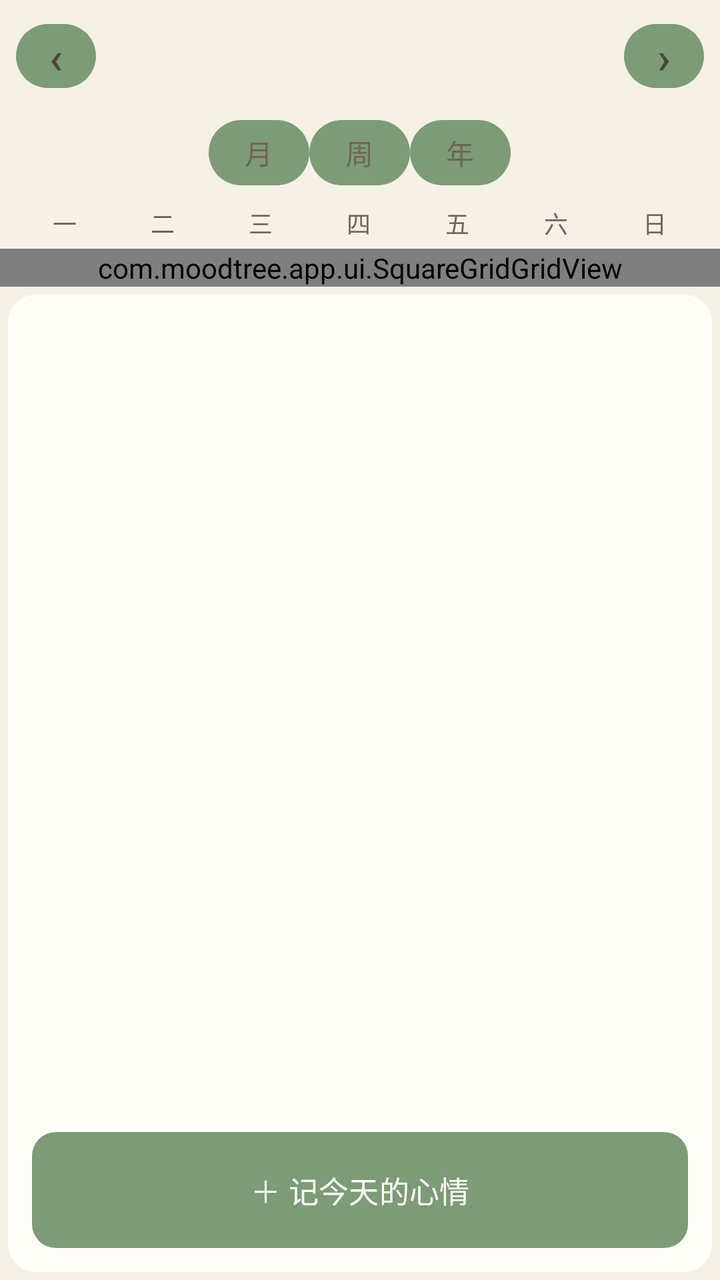
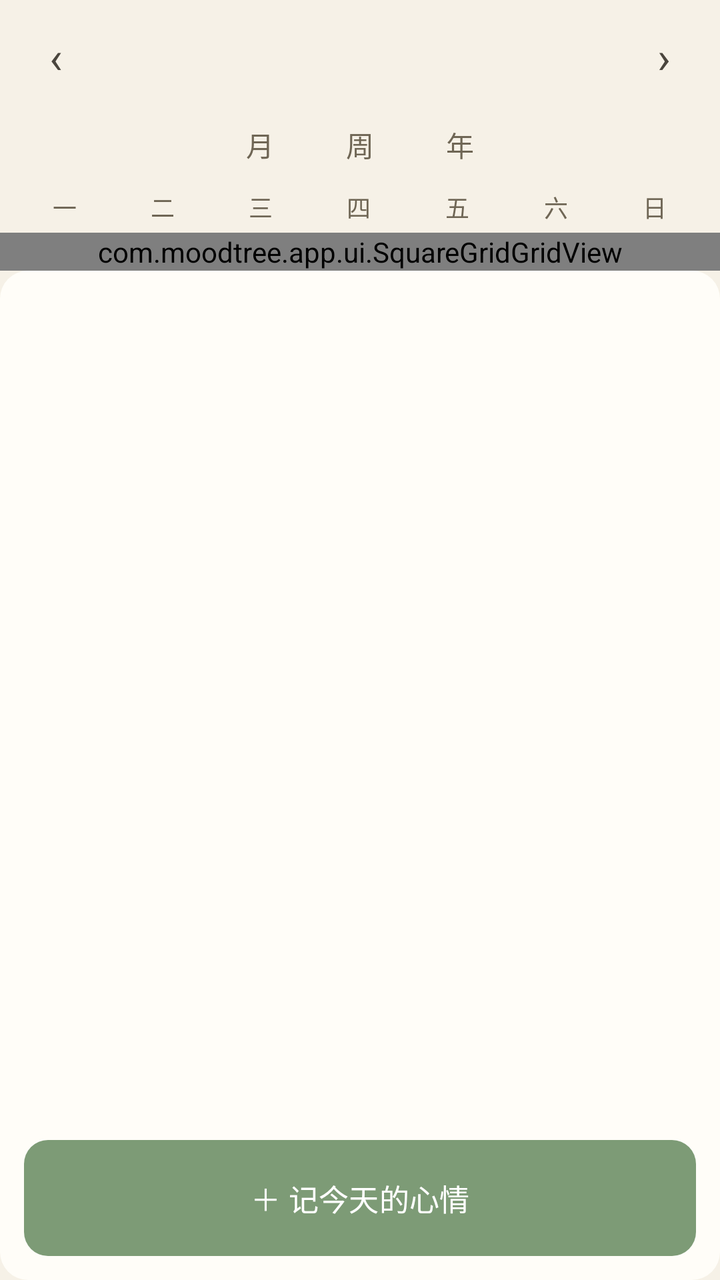

Compare the two renders of this Android layout. The source of the first and the diff that turns it into the second are given below.
<!-- AndroidManifest.xml: application theme Theme.MoodTree -->
<!-- res/layout/fragment_calendar.xml -->
<?xml version="1.0" encoding="utf-8"?>
<LinearLayout xmlns:android="http://schemas.android.com/apk/res/android"
    android:layout_width="match_parent"
    android:layout_height="match_parent"
    android:orientation="vertical"
    android:background="@color/bg">

    
    <LinearLayout
        android:layout_width="match_parent"
        android:layout_height="wrap_content"
        android:orientation="vertical">

        
        <LinearLayout
            android:layout_width="match_parent"
            android:layout_height="wrap_content"
            android:orientation="horizontal"
            android:gravity="center"
            android:padding="8dp"
            android:paddingHorizontal="12dp">

            <Button
                android:id="@+id/btnPrev"
                android:layout_width="40dp"
                android:layout_height="40dp"
                android:text="‹"
                android:textSize="22sp"
                android:padding="0dp"
                android:minWidth="0dp"
                android:minHeight="0dp"
                android:background="@null"
                android:textColor="@color/ink" />

            <TextView
                android:id="@+id/tvMonth"
                android:layout_width="0dp"
                android:layout_height="wrap_content"
                android:layout_weight="1"
                android:gravity="center"
                android:textColor="@color/ink"
                android:textSize="18sp"
                android:textStyle="bold" />

            <Button
                android:id="@+id/btnNext"
                android:layout_width="40dp"
                android:layout_height="40dp"
                android:text="›"
                android:textSize="22sp"
                android:padding="0dp"
                android:minWidth="0dp"
                android:minHeight="0dp"
                android:background="@null"
                android:textColor="@color/ink" />
        </LinearLayout>

        
        <LinearLayout
            android:id="@+id/viewTabs"
            android:layout_width="match_parent"
            android:layout_height="wrap_content"
            android:orientation="horizontal"
            android:gravity="center"
            android:paddingBottom="2dp">

            <Button
                android:id="@+id/btnViewMonth"
                style="@style/ViewTab"
                android:text="月" />

            <Button
                android:id="@+id/btnViewWeek"
                style="@style/ViewTab"
                android:text="周" />

            <Button
                android:id="@+id/btnViewYear"
                style="@style/ViewTab"
                android:text="年" />
        </LinearLayout>

        
        <TextView
            android:id="@+id/tvSync"
            android:layout_width="match_parent"
            android:layout_height="wrap_content"
            android:gravity="center"
            android:paddingVertical="2dp"
            android:textColor="@color/ink_soft"
            android:textSize="11sp"
            android:visibility="gone" />

        
        <LinearLayout
            android:id="@+id/paneMonth"
            android:layout_width="match_parent"
            android:layout_height="wrap_content"
            android:orientation="vertical">

            
            <LinearLayout
                android:layout_width="match_parent"
                android:layout_height="wrap_content"
                android:orientation="horizontal"
                android:paddingHorizontal="8dp">
                <TextView style="@style/WeekHeader" android:text="一" />
                <TextView style="@style/WeekHeader" android:text="二" />
                <TextView style="@style/WeekHeader" android:text="三" />
                <TextView style="@style/WeekHeader" android:text="四" />
                <TextView style="@style/WeekHeader" android:text="五" />
                <TextView style="@style/WeekHeader" android:text="六" />
                <TextView style="@style/WeekHeader" android:text="日" />
            </LinearLayout>

            
            <com.moodtree.app.ui.SquareGridGridView
                android:id="@+id/gridCalendar"
                android:layout_width="match_parent"
                android:layout_height="wrap_content"
                android:numColumns="7"
                android:paddingHorizontal="8dp"
                android:horizontalSpacing="2dp"
                android:verticalSpacing="2dp" />
        </LinearLayout>

        
        <LinearLayout
            android:id="@+id/paneWeek"
            android:layout_width="match_parent"
            android:layout_height="0dp"
            android:layout_weight="1"
            android:orientation="vertical"
            android:visibility="gone">

            <LinearLayout
                android:layout_width="match_parent"
                android:layout_height="wrap_content"
                android:orientation="horizontal"
                android:gravity="center"
                android:padding="4dp">

                <Button
                    android:id="@+id/btnWeekPrev"
                    android:layout_width="40dp"
                    android:layout_height="40dp"
                    android:text="‹"
                    android:textSize="20sp"
                    android:padding="0dp"
                    android:minWidth="0dp"
                    android:minHeight="0dp"
                    android:background="@null"
                    android:textColor="@color/ink" />

                <TextView
                    android:id="@+id/tvWeekTitle"
                    android:layout_width="0dp"
                    android:layout_height="wrap_content"
                    android:layout_weight="1"
                    android:gravity="center"
                    android:textColor="@color/ink"
                    android:textSize="13sp"
                    android:textStyle="bold" />

                <Button
                    android:id="@+id/btnWeekNext"
                    android:layout_width="40dp"
                    android:layout_height="40dp"
                    android:text="›"
                    android:textSize="20sp"
                    android:padding="0dp"
                    android:minWidth="0dp"
                    android:minHeight="0dp"
                    android:background="@null"
                    android:textColor="@color/ink" />
            </LinearLayout>

            <ScrollView
                android:layout_width="match_parent"
                android:layout_height="match_parent"
                android:paddingHorizontal="4dp">

                <LinearLayout
                    android:id="@+id/weekGrid"
                    android:layout_width="match_parent"
                    android:layout_height="wrap_content"
                    android:orientation="horizontal" />
            </ScrollView>
        </LinearLayout>

        
        <LinearLayout
            android:id="@+id/paneYear"
            android:layout_width="match_parent"
            android:layout_height="0dp"
            android:layout_weight="1"
            android:orientation="vertical"
            android:visibility="gone">

            <LinearLayout
                android:layout_width="match_parent"
                android:layout_height="wrap_content"
                android:orientation="horizontal"
                android:gravity="center"
                android:padding="4dp">

                <Button
                    android:id="@+id/btnYearPrev"
                    android:layout_width="40dp"
                    android:layout_height="40dp"
                    android:text="‹"
                    android:textSize="20sp"
                    android:padding="0dp"
                    android:minWidth="0dp"
                    android:minHeight="0dp"
                    android:background="@null"
                    android:textColor="@color/ink" />

                <TextView
                    android:id="@+id/tvYearTitle"
                    android:layout_width="0dp"
                    android:layout_height="wrap_content"
                    android:layout_weight="1"
                    android:gravity="center"
                    android:textColor="@color/ink"
                    android:textSize="15sp"
                    android:textStyle="bold" />

                <Button
                    android:id="@+id/btnYearNext"
                    android:layout_width="40dp"
                    android:layout_height="40dp"
                    android:text="›"
                    android:textSize="20sp"
                    android:padding="0dp"
                    android:minWidth="0dp"
                    android:minHeight="0dp"
                    android:background="@null"
                    android:textColor="@color/ink" />
            </LinearLayout>

            <ScrollView
                android:layout_width="match_parent"
                android:layout_height="match_parent"
                android:paddingHorizontal="8dp">

                <LinearLayout
                    android:id="@+id/yearGrid"
                    android:layout_width="match_parent"
                    android:layout_height="wrap_content"
                    android:orientation="vertical" />
            </ScrollView>
        </LinearLayout>
    </LinearLayout>

    
    <LinearLayout
        android:layout_width="match_parent"
        android:layout_height="0dp"
        android:layout_weight="1"
        android:orientation="vertical"
        android:background="@drawable/card_bg"
        android:layout_margin="4dp"
        android:layout_marginTop="2dp">

        
        <TextView
            android:id="@+id/tvDayTitle"
            android:layout_width="match_parent"
            android:layout_height="wrap_content"
            android:padding="12dp"
            android:textColor="@color/ink"
            android:textSize="15sp"
            android:textStyle="bold" />

        
        <androidx.recyclerview.widget.RecyclerView
            android:id="@+id/rvDayEntries"
            android:layout_width="match_parent"
            android:layout_height="0dp"
            android:layout_weight="1"
            android:paddingHorizontal="8dp"
            android:paddingBottom="4dp" />

        
        <Button
            android:id="@+id/btnAddMood"
            android:layout_width="match_parent"
            android:layout_height="wrap_content"
            android:text="＋ 记今天的心情"
            android:textSize="15sp"
            android:background="@drawable/btn_primary"
            android:textColor="@android:color/white"
            android:padding="14dp"
            android:layout_margin="12dp"
            android:stateListAnimator="@null" />
    </LinearLayout>

</LinearLayout>
<!-- resources referenced by this layout -->
<resources>
  <color name="bg">#f6f1e7</color>
  <color name="ink">#4a453d</color>
  <color name="ink_soft">#6f6655</color>
  <!-- drawable btn_primary (drawable) -->
  <?xml version="1.0" encoding="utf-8"?>
  <shape xmlns:android="http://schemas.android.com/apk/res/android"
      android:shape="rectangle">
      <solid android:color="@color/accent" />
      <corners android:radius="12dp" />
  </shape>
  <!-- drawable card_bg (drawable) -->
  <?xml version="1.0" encoding="utf-8"?>
  <layer-list xmlns:android="http://schemas.android.com/apk/res/android">
      
      <item
          android:left="0dp"
          android:top="2dp"
          android:right="0dp"
          android:bottom="4dp">
          <shape android:shape="rectangle">
              <solid android:color="#15000000" />
              <corners android:radius="14dp" />
          </shape>
      </item>
      
      <item
          android:left="0dp"
          android:top="0dp"
          android:right="0dp"
          android:bottom="0dp">
          <shape android:shape="rectangle">
              <solid android:color="@color/card" />
              <corners android:radius="14dp" />
          </shape>
      </item>
  </layer-list>
  <style name="ViewTab">
          <item name="android:layout_width">wrap_content</item>
          <item name="android:layout_height">wrap_content</item>
          <item name="android:paddingHorizontal">18dp</item>
          <item name="android:paddingVertical">6dp</item>
          <item name="android:textSize">14sp</item>
          <item name="android:background">@null</item>
          <item name="android:minWidth">0dp</item>
          <item name="android:minHeight">0dp</item>
          <item name="android:textAllCaps">false</item>
          <item name="android:textColor">@color/ink_soft</item>
      </style>
  <style name="WeekHeader">
          <item name="android:layout_width">0dp</item>
          <item name="android:layout_height">wrap_content</item>
          <item name="android:layout_weight">1</item>
          <item name="android:gravity">center</item>
          <item name="android:paddingTop">4dp</item>
          <item name="android:paddingBottom">4dp</item>
          <item name="android:textColor">@color/ink_soft</item>
          <item name="android:textSize">12sp</item>
      </style>
  <style name="Theme.MoodTree" parent="Theme.Material3.DayNight.NoActionBar">
          <item name="android:windowBackground">@color/bg</item>
          <item name="android:statusBarColor">@color/bg</item>
          <item name="android:windowLightStatusBar">true</item>
          <item name="colorPrimary">@color/accent</item>
          <item name="colorOnPrimary">@color/white</item>
          <item name="colorAccent">@color/accent</item>
      </style>
  <color name="accent">#7d9b76</color>
  <color name="card">#fffdf8</color>
  <color name="white">#ffffff</color>
</resources>

<!-- the commit's change to res/layout/fragment_calendar.xml (unified diff, before → after) -->
@@ -20,16 +20,14 @@
             android:padding="8dp"
             android:paddingHorizontal="12dp">
 
-            <Button
+            <TextView
                 android:id="@+id/btnPrev"
                 android:layout_width="40dp"
                 android:layout_height="40dp"
                 android:text="‹"
                 android:textSize="22sp"
+                android:gravity="center"
                 android:padding="0dp"
-                android:minWidth="0dp"
-                android:minHeight="0dp"
-                android:background="@null"
                 android:textColor="@color/ink" />
 
             <TextView
@@ -42,16 +40,14 @@
                 android:textSize="18sp"
                 android:textStyle="bold" />
 
-            <Button
+            <TextView
                 android:id="@+id/btnNext"
                 android:layout_width="40dp"
                 android:layout_height="40dp"
                 android:text="›"
                 android:textSize="22sp"
+                android:gravity="center"
                 android:padding="0dp"
-                android:minWidth="0dp"
-                android:minHeight="0dp"
-                android:background="@null"
                 android:textColor="@color/ink" />
         </LinearLayout>
 
@@ -64,20 +60,38 @@
             android:gravity="center"
             android:paddingBottom="2dp">
 
-            <Button
+            <TextView
                 android:id="@+id/btnViewMonth"
-                style="@style/ViewTab"
-                android:text="月" />
-
-            <Button
+                android:layout_width="wrap_content"
+                android:layout_height="wrap_content"
+                android:paddingHorizontal="18dp"
+                android:paddingVertical="6dp"
+                android:text="月"
+                android:textSize="14sp"
+                android:textColor="@color/ink_soft"
+                android:gravity="center" />
+
+            <TextView
                 android:id="@+id/btnViewWeek"
-                style="@style/ViewTab"
-                android:text="周" />
-
-            <Button
+                android:layout_width="wrap_content"
+                android:layout_height="wrap_content"
+                android:paddingHorizontal="18dp"
+                android:paddingVertical="6dp"
+                android:text="周"
+                android:textSize="14sp"
+                android:textColor="@color/ink_soft"
+                android:gravity="center" />
+
+            <TextView
                 android:id="@+id/btnViewYear"
-                style="@style/ViewTab"
-                android:text="年" />
+                android:layout_width="wrap_content"
+                android:layout_height="wrap_content"
+                android:paddingHorizontal="18dp"
+                android:paddingVertical="6dp"
+                android:text="年"
+                android:textSize="14sp"
+                android:textColor="@color/ink_soft"
+                android:gravity="center" />
         </LinearLayout>
 
         
@@ -140,16 +154,14 @@
                 android:gravity="center"
                 android:padding="4dp">
 
-                <Button
+                <TextView
                     android:id="@+id/btnWeekPrev"
                     android:layout_width="40dp"
                     android:layout_height="40dp"
                     android:text="‹"
                     android:textSize="20sp"
+                    android:gravity="center"
                     android:padding="0dp"
-                    android:minWidth="0dp"
-                    android:minHeight="0dp"
-                    android:background="@null"
                     android:textColor="@color/ink" />
 
                 <TextView
@@ -162,16 +174,14 @@
                     android:textSize="13sp"
                     android:textStyle="bold" />
 
-                <Button
+                <TextView
                     android:id="@+id/btnWeekNext"
                     android:layout_width="40dp"
                     android:layout_height="40dp"
                     android:text="›"
                     android:textSize="20sp"
+                    android:gravity="center"
                     android:padding="0dp"
-                    android:minWidth="0dp"
-                    android:minHeight="0dp"
-                    android:background="@null"
                     android:textColor="@color/ink" />
             </LinearLayout>
 
@@ -204,16 +214,14 @@
                 android:gravity="center"
                 android:padding="4dp">
 
-                <Button
+                <TextView
                     android:id="@+id/btnYearPrev"
                     android:layout_width="40dp"
                     android:layout_height="40dp"
                     android:text="‹"
                     android:textSize="20sp"
+                    android:gravity="center"
                     android:padding="0dp"
-                    android:minWidth="0dp"
-                    android:minHeight="0dp"
-                    android:background="@null"
                     android:textColor="@color/ink" />
 
                 <TextView
@@ -226,16 +234,14 @@
                     android:textSize="15sp"
                     android:textStyle="bold" />
 
-                <Button
+                <TextView
                     android:id="@+id/btnYearNext"
                     android:layout_width="40dp"
                     android:layout_height="40dp"
                     android:text="›"
                     android:textSize="20sp"
+                    android:gravity="center"
                     android:padding="0dp"
-                    android:minWidth="0dp"
-                    android:minHeight="0dp"
-                    android:background="@null"
                     android:textColor="@color/ink" />
             </LinearLayout>
 
@@ -259,9 +265,9 @@
         android:layout_height="0dp"
         android:layout_weight="1"
         android:orientation="vertical"
-        android:background="@drawable/card_bg"
-        android:layout_margin="4dp"
-        android:layout_marginTop="2dp">
+        android:background="@drawable/card_bg_flat"
+        android:layout_margin="0dp"
+        android:layout_marginTop="0dp">
 
         
         <TextView
<!-- resource entries referenced after the edit -->
@@ -10,44 +10,13 @@
       <solid android:color="@color/accent" />
       <corners android:radius="12dp" />
   </shape>
-  <!-- drawable card_bg (drawable) -->
+  <!-- drawable card_bg_flat (drawable) -->
   <?xml version="1.0" encoding="utf-8"?>
-  <layer-list xmlns:android="http://schemas.android.com/apk/res/android">
-      
-      <item
-          android:left="0dp"
-          android:top="2dp"
-          android:right="0dp"
-          android:bottom="4dp">
-          <shape android:shape="rectangle">
-              <solid android:color="#15000000" />
-              <corners android:radius="14dp" />
-          </shape>
-      </item>
-      
-      <item
-          android:left="0dp"
-          android:top="0dp"
-          android:right="0dp"
-          android:bottom="0dp">
-          <shape android:shape="rectangle">
-              <solid android:color="@color/card" />
-              <corners android:radius="14dp" />
-          </shape>
-      </item>
-  </layer-list>
-  <style name="ViewTab">
-          <item name="android:layout_width">wrap_content</item>
-          <item name="android:layout_height">wrap_content</item>
-          <item name="android:paddingHorizontal">18dp</item>
-          <item name="android:paddingVertical">6dp</item>
-          <item name="android:textSize">14sp</item>
-          <item name="android:background">@null</item>
-          <item name="android:minWidth">0dp</item>
-          <item name="android:minHeight">0dp</item>
-          <item name="android:textAllCaps">false</item>
-          <item name="android:textColor">@color/ink_soft</item>
-      </style>
+  <shape xmlns:android="http://schemas.android.com/apk/res/android"
+      android:shape="rectangle">
+      <solid android:color="@color/card" />
+      <corners android:radius="14dp" />
+  </shape>
   <style name="WeekHeader">
           <item name="android:layout_width">0dp</item>
           <item name="android:layout_height">wrap_content</item>
